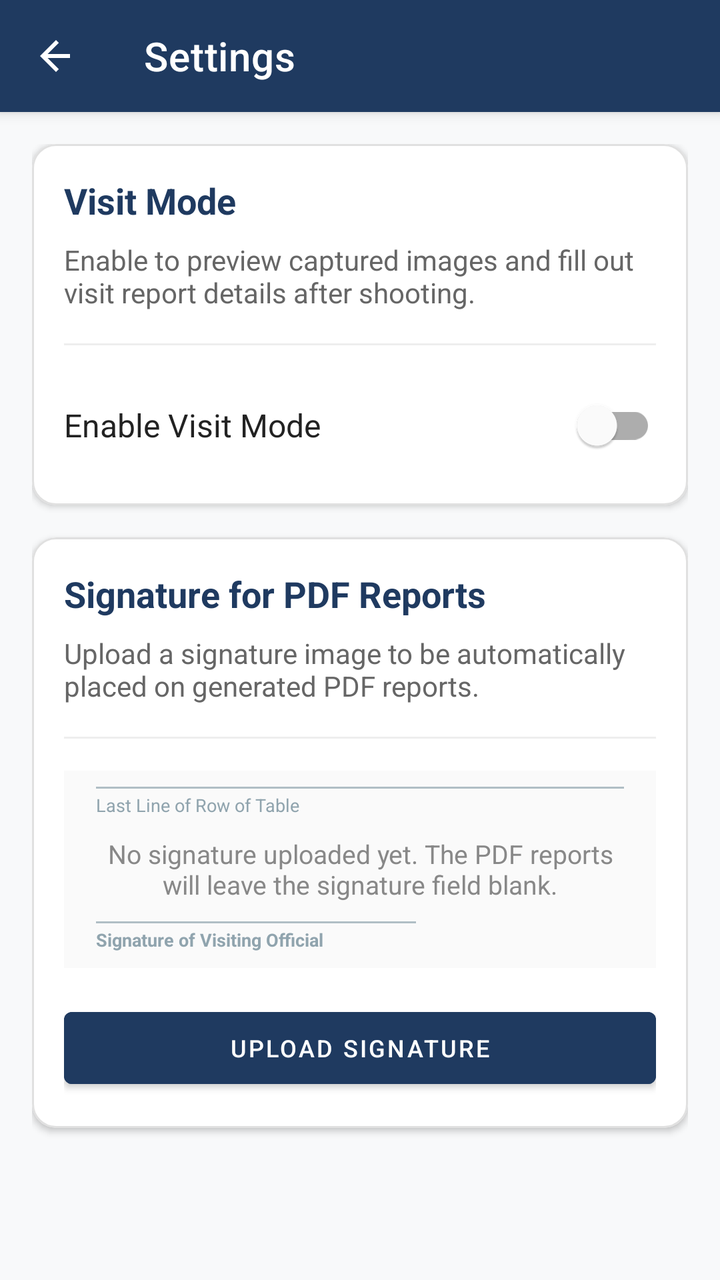
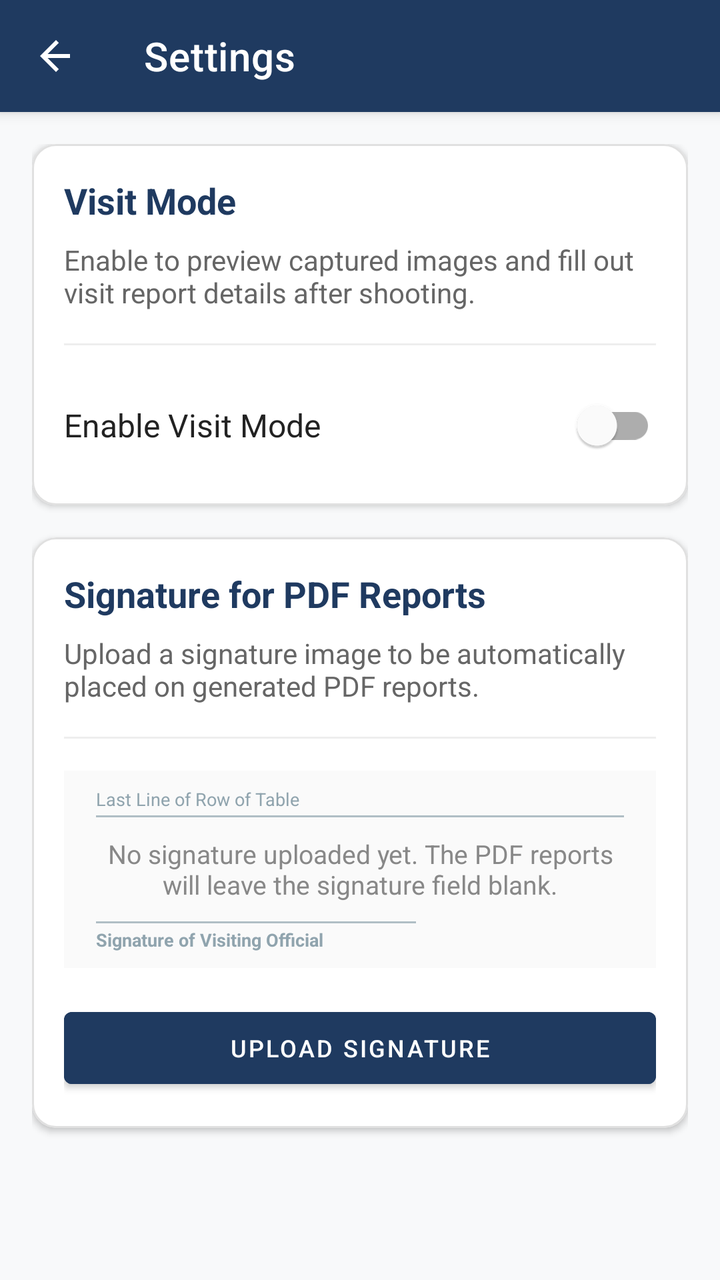

Compare the two renders of this Android layout. The source of the first and the diff that turns it into the second are given below.
<!-- AndroidManifest.xml: application theme Theme.MaterialComponents.Light.NoActionBar -->
<!-- res/layout/activity_settings.xml -->
<?xml version="1.0" encoding="utf-8"?>
<androidx.coordinatorlayout.widget.CoordinatorLayout xmlns:android="http://schemas.android.com/apk/res/android"
    xmlns:app="http://schemas.android.com/apk/res-auto"
    xmlns:tools="http://schemas.android.com/tools"
    android:layout_width="match_parent"
    android:layout_height="match_parent"
    android:background="#F8F9FA">

    
    <com.google.android.material.appbar.AppBarLayout
        android:layout_width="match_parent"
        android:layout_height="wrap_content"
        android:theme="@style/ThemeOverlay.MaterialComponents.Dark.ActionBar">

        <com.google.android.material.appbar.MaterialToolbar
            android:id="@+id/settingsToolbar"
            android:layout_width="match_parent"
            android:layout_height="?attr/actionBarSize"
            android:background="#1F3A60"
            app:title="@string/settings"
            app:titleTextColor="@color/white"
            app:navigationIcon="@drawable/ic_back_white" />

    </com.google.android.material.appbar.AppBarLayout>

    
    <androidx.core.widget.NestedScrollView
        android:layout_width="match_parent"
        android:layout_height="match_parent"
        app:layout_behavior="@string/appbar_scrolling_view_behavior">

        <LinearLayout
            android:layout_width="match_parent"
            android:layout_height="wrap_content"
            android:orientation="vertical"
            android:padding="16dp">

            
            <com.google.android.material.card.MaterialCardView
                android:layout_width="match_parent"
                android:layout_height="wrap_content"
                android:layout_marginBottom="16dp"
                app:cardCornerRadius="12dp"
                app:cardElevation="2dp"
                app:cardBackgroundColor="@color/white"
                app:strokeColor="#E0E0E0"
                app:strokeWidth="1dp">

                <LinearLayout
                    android:layout_width="match_parent"
                    android:layout_height="wrap_content"
                    android:orientation="vertical"
                    android:padding="16dp">

                    <TextView
                        android:layout_width="match_parent"
                        android:layout_height="wrap_content"
                        android:text="@string/visit_mode"
                        android:textColor="#1F3A60"
                        android:textSize="18sp"
                        android:textStyle="bold"
                        android:layout_marginBottom="8dp" />

                    <TextView
                        android:layout_width="match_parent"
                        android:layout_height="wrap_content"
                        android:text="@string/visit_mode_description"
                        android:textColor="#666666"
                        android:textSize="14sp"
                        android:layout_marginBottom="16dp" />

                    <View
                        android:layout_width="match_parent"
                        android:layout_height="1dp"
                        android:background="#EEEEEE"
                        android:layout_marginBottom="16dp" />

                    <com.google.android.material.switchmaterial.SwitchMaterial
                        android:id="@+id/visitModeSwitch"
                        android:layout_width="match_parent"
                        android:layout_height="wrap_content"
                        android:text="Enable Visit Mode"
                        android:textColor="#222222"
                        android:textSize="16sp" />

                    <View
                        android:id="@+id/visitModeDivider"
                        android:layout_width="match_parent"
                        android:layout_height="1dp"
                        android:background="#EEEEEE"
                        android:layout_marginTop="16dp"
                        android:layout_marginBottom="16dp"
                        android:visibility="gone"
                        tools:visibility="visible" />

                    <com.google.android.material.switchmaterial.SwitchMaterial
                        android:id="@+id/signatureRequiredSwitch"
                        android:layout_width="match_parent"
                        android:layout_height="wrap_content"
                        android:text="Signature Required"
                        android:textColor="#222222"
                        android:textSize="16sp"
                        android:visibility="gone"
                        tools:visibility="visible" />

                </LinearLayout>

            </com.google.android.material.card.MaterialCardView>

            
            <com.google.android.material.card.MaterialCardView
                android:id="@+id/signatureSettingsCard"
                android:layout_width="match_parent"
                android:layout_height="wrap_content"
                android:layout_marginBottom="24dp"
                app:cardCornerRadius="12dp"
                app:cardElevation="2dp"
                app:cardBackgroundColor="@color/white"
                app:strokeColor="#E0E0E0"
                app:strokeWidth="1dp">

                <LinearLayout
                    android:layout_width="match_parent"
                    android:layout_height="wrap_content"
                    android:orientation="vertical"
                    android:padding="16dp">

                    <TextView
                        android:layout_width="match_parent"
                        android:layout_height="wrap_content"
                        android:text="@string/signature_section_title"
                        android:textColor="#1F3A60"
                        android:textSize="18sp"
                        android:textStyle="bold"
                        android:layout_marginBottom="8dp" />

                    <TextView
                        android:layout_width="match_parent"
                        android:layout_height="wrap_content"
                        android:text="@string/signature_description"
                        android:textColor="#666666"
                        android:textSize="14sp"
                        android:layout_marginBottom="16dp" />

                    <View
                        android:layout_width="match_parent"
                        android:layout_height="1dp"
                        android:background="#EEEEEE"
                        android:layout_marginBottom="16dp" />

                    
                    <FrameLayout
                        android:id="@+id/signaturePreviewFrame"
                        android:layout_width="match_parent"
                        android:layout_height="wrap_content"
                        android:background="#FAFAFA"
                        android:clipChildren="false"
                        android:clipToPadding="false"
                        android:layout_marginBottom="16dp">

                        
                        <LinearLayout
                            android:id="@+id/signaturePreviewContentArea"
                            android:layout_width="match_parent"
                            android:layout_height="wrap_content"
                            android:orientation="vertical"
                            android:layout_marginStart="16dp"
                            android:layout_marginEnd="16dp"
                            android:layout_marginTop="8dp"
                            android:layout_marginBottom="8dp"
                            android:clipChildren="false"
                            android:clipToPadding="false">

                            
                            <LinearLayout
                                android:id="@+id/sigPreviewTableLine"
                                android:layout_width="match_parent"
                                android:layout_height="wrap_content"
                                android:orientation="vertical">
                                
                                <View
                                    android:layout_width="match_parent"
                                    android:layout_height="1dp"
                                    android:background="#B0BEC5" />
                                    
                                <TextView
                                    android:layout_width="wrap_content"
                                    android:layout_height="wrap_content"
                                    android:text="Last Line of Row of Table"
                                    android:textColor="#90A4AE"
                                    android:textSize="9sp"
                                    android:layout_marginTop="2dp" />
                            </LinearLayout>

                            
                            <FrameLayout
                                android:id="@+id/sigPreviewFloatArea"
                                android:layout_width="match_parent"
                                android:layout_height="50dp"
                                android:clipChildren="false"
                                android:clipToPadding="false">

                                
                                
                                <com.google.android.material.card.MaterialCardView
                                    android:id="@+id/signaturePreviewBorderCard"
                                    android:layout_width="120dp"
                                    android:layout_height="40dp"
                                    android:layout_gravity="bottom|start"
                                    android:layout_marginBottom="2dp"
                                    app:cardCornerRadius="2dp"
                                    app:cardElevation="0dp"
                                    app:strokeColor="#1F3A60"
                                    app:strokeWidth="1dp"
                                    app:cardBackgroundColor="#22FFFFFF"
                                    android:visibility="gone"
                                    tools:visibility="visible">

                                    <ImageView
                                        android:id="@+id/signaturePreviewImage"
                                        android:layout_width="match_parent"
                                        android:layout_height="match_parent"
                                        android:padding="2dp"
                                        android:scaleType="fitXY" />

                                </com.google.android.material.card.MaterialCardView>

                            </FrameLayout>

                            
                            <LinearLayout
                                android:id="@+id/sigPreviewSignatureLine"
                                android:layout_width="match_parent"
                                android:layout_height="wrap_content"
                                android:orientation="vertical"
                                android:gravity="start">

                                <View
                                    android:layout_width="160dp"
                                    android:layout_height="1dp"
                                    android:background="#B0BEC5"
                                    android:layout_marginTop="2dp" />

                                <TextView
                                    android:layout_width="wrap_content"
                                    android:layout_height="wrap_content"
                                    android:text="Signature of Visiting Official"
                                    android:textColor="#90A4AE"
                                    android:textStyle="bold"
                                    android:textSize="9sp"
                                    android:layout_marginTop="2dp" />
                            </LinearLayout>

                        </LinearLayout>

                        <TextView
                            android:id="@+id/noSignatureText"
                            android:layout_width="match_parent"
                            android:layout_height="match_parent"
                            android:gravity="center"
                            android:padding="16dp"
                            android:text="@string/no_signature_hint"
                            android:textColor="#888888"
                            android:textSize="13sp" />

                    </FrameLayout>

                    
                    <LinearLayout
                        android:layout_width="match_parent"
                        android:layout_height="wrap_content"
                        android:orientation="horizontal">

                        <com.google.android.material.button.MaterialButton
                            android:id="@+id/btnUploadSignature"
                            android:layout_width="0dp"
                            android:layout_height="wrap_content"
                            android:layout_weight="1"
                            android:text="@string/upload_signature"
                            android:textSize="12sp"
                            android:backgroundTint="#1F3A60"
                            android:textColor="@color/white" />

                        <Space
                            android:id="@+id/btnEditSpace"
                            android:layout_width="8dp"
                            android:layout_height="wrap_content"
                            android:visibility="gone"
                            tools:visibility="visible" />

                        <com.google.android.material.button.MaterialButton
                            android:id="@+id/btnEditSignature"
                            style="@style/Widget.MaterialComponents.Button.OutlinedButton"
                            android:layout_width="0dp"
                            android:layout_height="wrap_content"
                            android:layout_weight="1"
                            android:text="Edit"
                            android:textSize="12sp"
                            android:textColor="#1F3A60"
                            app:strokeColor="#1F3A60"
                            android:visibility="gone"
                            tools:visibility="visible" />

                        <Space
                            android:id="@+id/btnClearSpace"
                            android:layout_width="8dp"
                            android:layout_height="wrap_content"
                            android:visibility="gone"
                            tools:visibility="visible" />

                        <com.google.android.material.button.MaterialButton
                            android:id="@+id/btnClearSignature"
                            style="@style/Widget.MaterialComponents.Button.OutlinedButton"
                            android:layout_width="0dp"
                            android:layout_height="wrap_content"
                            android:layout_weight="1"
                            android:text="Clear"
                            android:textSize="12sp"
                            android:textColor="#D32F2F"
                            app:strokeColor="#D32F2F"
                            android:visibility="gone"
                            tools:visibility="visible" />

                    </LinearLayout>

                    
                    <LinearLayout
                        android:id="@+id/signatureSizeContainer"
                        android:layout_width="match_parent"
                        android:layout_height="wrap_content"
                        android:orientation="vertical"
                        android:layout_marginTop="16dp"
                        android:visibility="gone"
                        tools:visibility="visible">

                        <View
                            android:layout_width="match_parent"
                            android:layout_height="1dp"
                            android:background="#EEEEEE"
                            android:layout_marginBottom="12dp" />

                        <TextView
                            android:layout_width="match_parent"
                            android:layout_height="wrap_content"
                            android:text="PDF Signature Sizing (Dynamic)"
                            android:textStyle="bold"
                            android:textColor="#1F3A60"
                            android:textSize="13sp"
                            android:layout_marginBottom="8dp" />

                        
                        <TextView
                            android:id="@+id/sigWidthLabel"
                            android:layout_width="match_parent"
                            android:layout_height="wrap_content"
                            android:text="Display Width: 120pt"
                            android:textSize="12sp"
                            android:textColor="#555555"
                            android:layout_marginBottom="4dp" />

                        <SeekBar
                            android:id="@+id/sigWidthSeekBar"
                            android:layout_width="match_parent"
                            android:layout_height="wrap_content"
                            android:max="300"
                            android:progress="120"
                            android:paddingStart="12dp"
                            android:paddingEnd="12dp"
                            android:layout_marginBottom="12dp" />

                        
                        <TextView
                            android:id="@+id/sigHeightLabel"
                            android:layout_width="match_parent"
                            android:layout_height="wrap_content"
                            android:text="Display Height: 40pt"
                            android:textSize="12sp"
                            android:textColor="#555555"
                            android:layout_marginBottom="4dp" />

                        <SeekBar
                            android:id="@+id/sigHeightSeekBar"
                            android:layout_width="match_parent"
                            android:layout_height="wrap_content"
                            android:max="150"
                            android:progress="40"
                            android:paddingStart="12dp"
                            android:paddingEnd="12dp"
                            android:layout_marginBottom="12dp" />

                        
                        <TextView
                            android:id="@+id/sigOffsetXLabel"
                            android:layout_width="match_parent"
                            android:layout_height="wrap_content"
                            android:text="Horizontal Shift: 0pt"
                            android:textSize="12sp"
                            android:textColor="#555555"
                            android:layout_marginBottom="4dp" />

                        <SeekBar
                            android:id="@+id/sigOffsetXSeekBar"
                            android:layout_width="match_parent"
                            android:layout_height="wrap_content"
                            android:max="200"
                            android:progress="100"
                            android:paddingStart="12dp"
                            android:paddingEnd="12dp"
                            android:layout_marginBottom="12dp" />

                        
                        <TextView
                            android:id="@+id/sigOffsetYLabel"
                            android:layout_width="match_parent"
                            android:layout_height="wrap_content"
                            android:text="Vertical Shift: 0pt"
                            android:textSize="12sp"
                            android:textColor="#555555"
                            android:layout_marginBottom="4dp" />

                        <SeekBar
                            android:id="@+id/sigOffsetYSeekBar"
                            android:layout_width="match_parent"
                            android:layout_height="wrap_content"
                            android:max="120"
                            android:progress="60"
                            android:paddingStart="12dp"
                            android:paddingEnd="12dp"
                            android:layout_marginBottom="12dp" />

                        
                        <TextView
                            android:id="@+id/sigRotationLabel"
                            android:layout_width="match_parent"
                            android:layout_height="wrap_content"
                            android:text="Curve/Slant Rotation: 0°"
                            android:textSize="12sp"
                            android:textColor="#555555"
                            android:layout_marginBottom="4dp" />

                        <SeekBar
                            android:id="@+id/sigRotationSeekBar"
                            android:layout_width="match_parent"
                            android:layout_height="wrap_content"
                            android:max="90"
                            android:progress="45"
                            android:paddingStart="12dp"
                            android:paddingEnd="12dp" />

                    </LinearLayout>

                </LinearLayout>

            </com.google.android.material.card.MaterialCardView>

        </LinearLayout>

    </androidx.core.widget.NestedScrollView>

</androidx.coordinatorlayout.widget.CoordinatorLayout>
<!-- resources referenced by this layout -->
<resources>
  <color name="white">#FFFFFFFF</color>
  <!-- drawable ic_back_white (drawable) -->
  <vector xmlns:android="http://schemas.android.com/apk/res/android"
      android:width="24dp"
      android:height="24dp"
      android:viewportWidth="24"
      android:viewportHeight="24"
      android:tint="@android:color/white">
      <path
          android:fillColor="@android:color/white"
          android:pathData="M19,11H7.83l5.59,-5.59L12,4l-8,8 8,8 1.41,-1.41L7.83,13H19v-2z"/>
  </vector>
  <string name="no_signature_hint">No signature uploaded yet. The PDF reports will leave the signature field blank.</string>
  <string name="settings">Settings</string>
  <string name="signature_description">Upload a signature image to be automatically placed on generated PDF reports.</string>
  <string name="signature_section_title">Signature for PDF Reports</string>
  <string name="upload_signature">Upload Signature</string>
  <string name="visit_mode">Visit Mode</string>
  <string name="visit_mode_description">Enable to preview captured images and fill out visit report details after shooting.</string>
</resources>

<!-- the commit's change to res/layout/activity_settings.xml (unified diff, before → after) -->
@@ -178,18 +178,18 @@
                                 android:layout_height="wrap_content"
                                 android:orientation="vertical">
                                 
-                                <View
-                                    android:layout_width="match_parent"
-                                    android:layout_height="1dp"
-                                    android:background="#B0BEC5" />
-                                    
                                 <TextView
                                     android:layout_width="wrap_content"
                                     android:layout_height="wrap_content"
                                     android:text="Last Line of Row of Table"
                                     android:textColor="#90A4AE"
                                     android:textSize="9sp"
-                                    android:layout_marginTop="2dp" />
+                                    android:layout_marginBottom="2dp" />
+
+                                <View
+                                    android:layout_width="match_parent"
+                                    android:layout_height="1dp"
+                                    android:background="#B0BEC5" />
                             </LinearLayout>
 
                             
